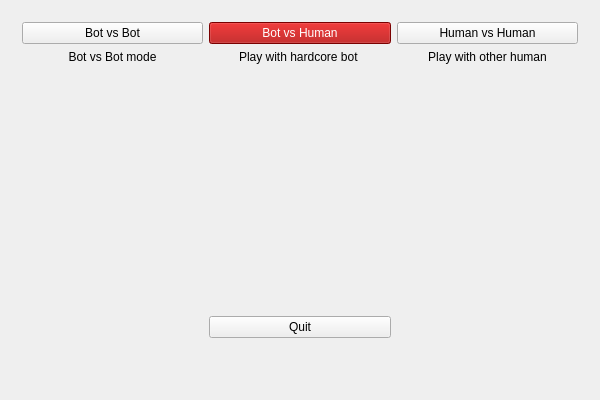
Before: the Qt Designer form src/view/MainWindow.ui in zer0main/battleship, drawn with Qt 5.
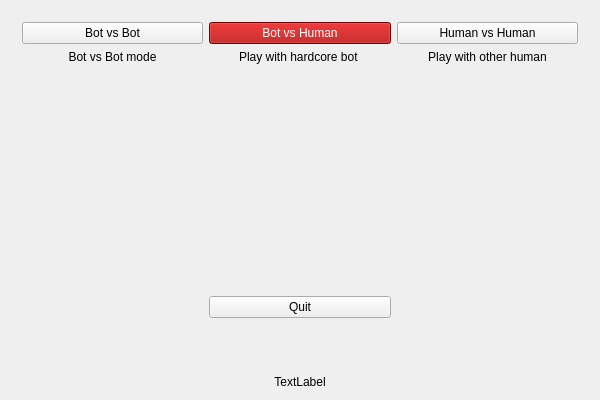
After: the same form once the commit is applied.

Commit message:
Add my contacts and copyright to the main window
And link to github.
close #13

Diff of the .ui file:
```diff
--- a/src/view/MainWindow.ui
+++ b/src/view/MainWindow.ui
@@ -429,6 +429,19 @@
       </widget>
      </widget>
     </item>
+    <item row="1" column="1">
+     <widget class="QLabel" name="infoLabel">
+      <property name="layoutDirection">
+       <enum>Qt::LeftToRight</enum>
+      </property>
+      <property name="text">
+       <string>TextLabel</string>
+      </property>
+      <property name="alignment">
+       <set>Qt::AlignCenter</set>
+      </property>
+     </widget>
+    </item>
    </layout>
   </widget>
  </widget>
```
Left out of the diff: 2 changed lines with no effect on the pictures. The commit also changes 2 other files.
